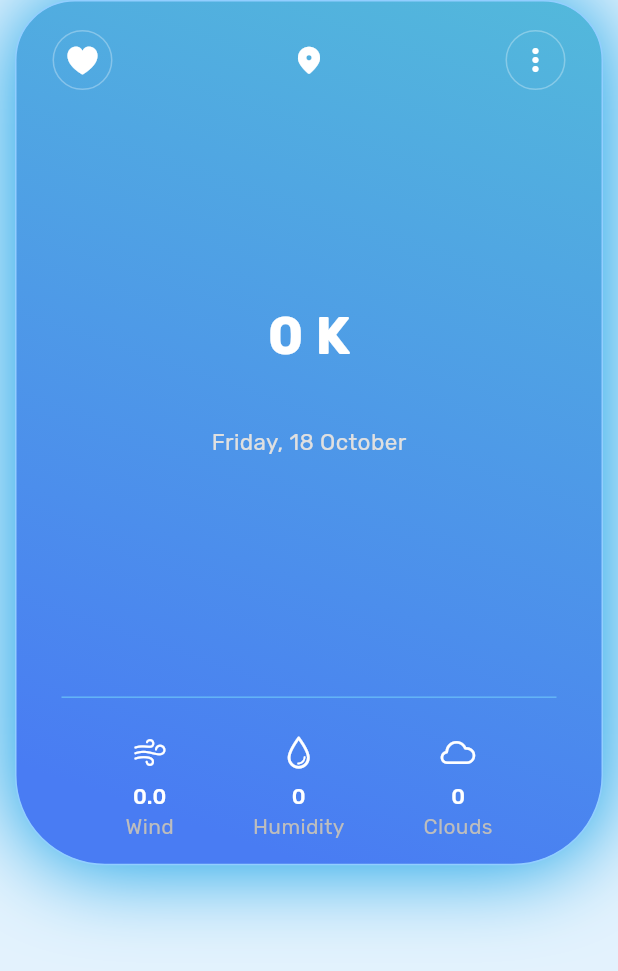
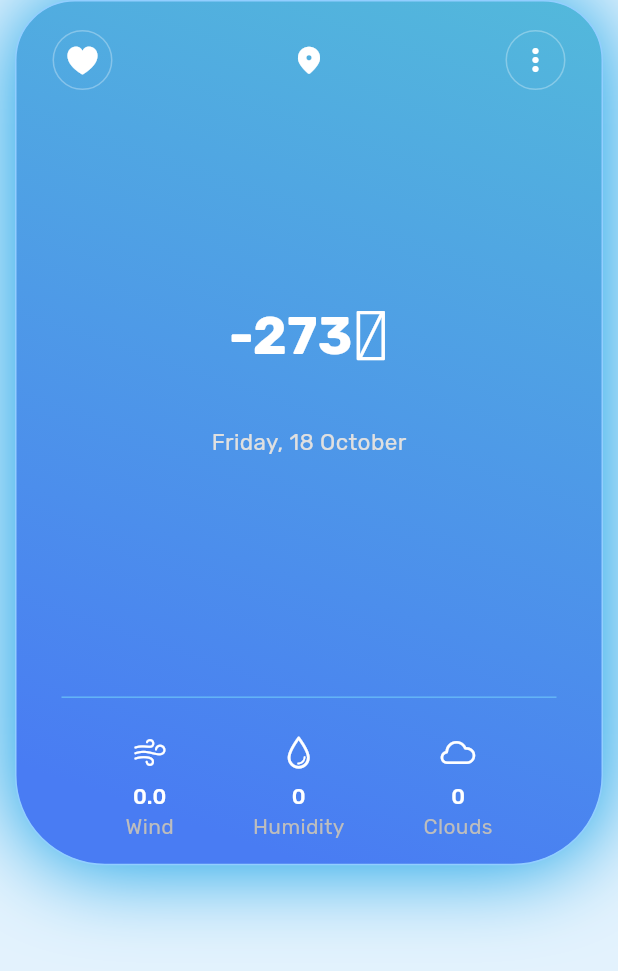
Before and after one commit to Isfandiyor-Dev/weather_application, a Flutter app: the MainContainer widget shown alone on an empty page, opened directly with empty values, on a phone screen of 412 x 824 dp. Shown: the top 971 px of the screen. Run offline on Flutter 3.47's test engine with Material 3 defaults, Android fonts, the phone set to English and light mode, and no system bars; our stand-ins replace bloc, dio, equatable, flutter_bloc, get_it, hive and 2 more; accounts and stored records are empty; network calls fail.

Commit message:
fixed kelvin to celcius

```diff
--- a/lib/presentation/pages/five_day_forecast.dart
+++ b/lib/presentation/pages/five_day_forecast.dart
@@ -64,7 +64,7 @@ class FiveDayForecast extends StatelessWidget {
                     ],
                   ),
                   Text(
-                    "${weather.temp.round()} K",
+                    "${(weather.temp - 273.15).round()}℃",
                     style: const TextStyle(
                       fontSize: 18,
                       fontWeight: FontWeight.w500,
--- a/lib/presentation/pages/home_page.dart
+++ b/lib/presentation/pages/home_page.dart
@@ -105,7 +105,7 @@ class _HomePageState extends State<HomePage> {
                       mainAxisSize: MainAxisSize.min,
                       children: [
                         Text(
-                          "${dailyForecast[index].temp.round()}",
+                          "${(dailyForecast[index].temp - 273.15).round()} ℃",
                           style: const TextStyle(
                             color: Colors.white,
                             fontWeight: FontWeight.w500,
--- a/lib/presentation/widgets/main_container.dart
+++ b/lib/presentation/widgets/main_container.dart
@@ -59,7 +59,7 @@ class MainContainer extends StatelessWidget {
                     },
                   ),
                   Text(
-                    "${weather.temp.round()} K",
+                    "${(weather.temp - 273.15).round()}℃",
                     style: const TextStyle(
                       fontSize: 35,
                       fontWeight: FontWeight.w700,
```
Also changed, not shown: lib/presentation/pages/favorites_page.dart (+6 -1 lines), lib/presentation/pages/search_page.dart (+7 -1 lines).
